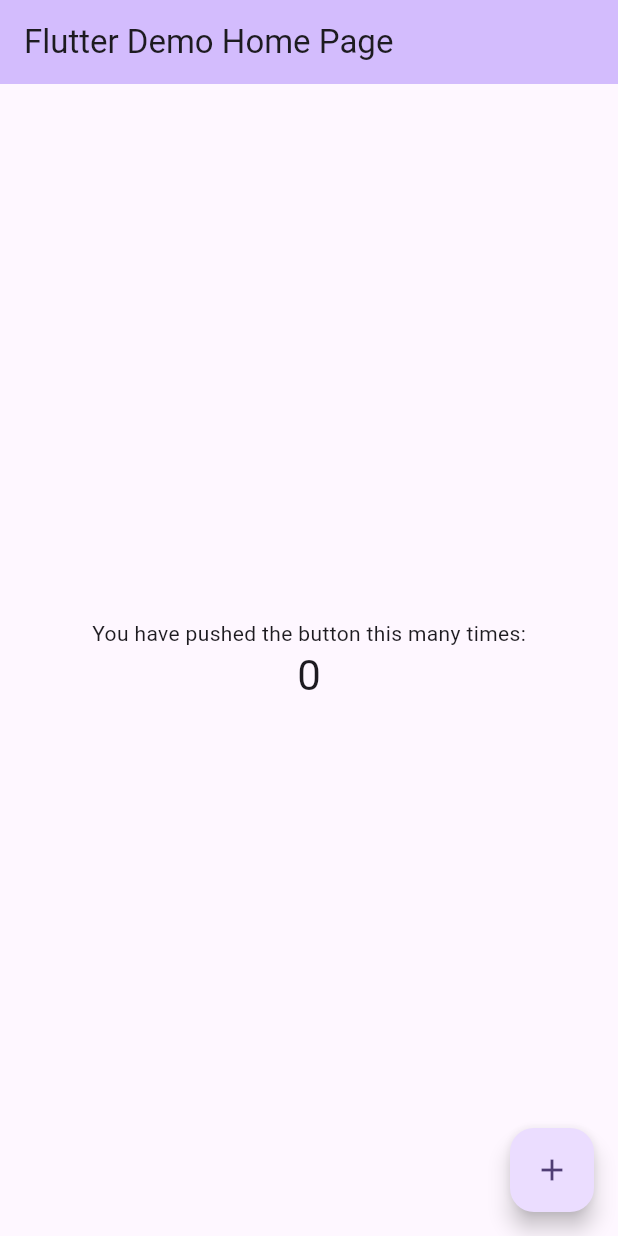
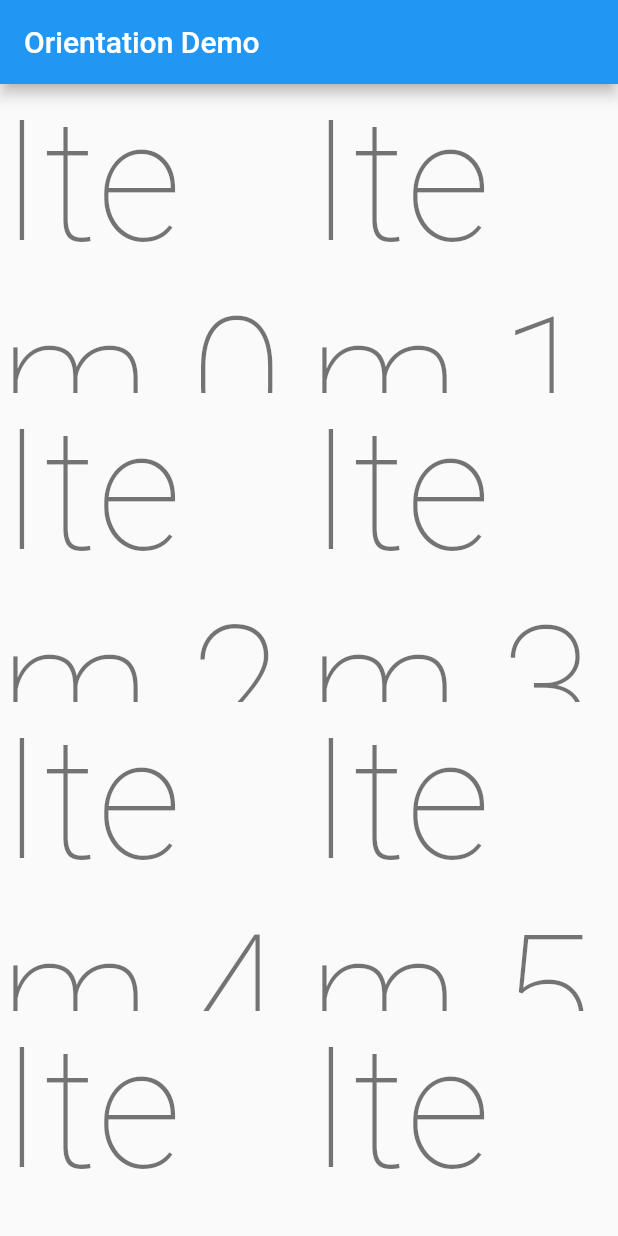
Before and after one commit to asutaka/FlutterCom, a Flutter app: the screen it shows after launch, on a phone screen of 412 x 824 dp. Run offline on Flutter 3.47's test engine with Material 2 defaults, Android fonts, the phone set to English and light mode, and no system bars.

Commit message:
second commit

```diff
--- a/lib/main.dart
+++ b/lib/main.dart
@@ -7,119 +7,46 @@ void main() {
 class MyApp extends StatelessWidget {
   const MyApp({super.key});
 
-  // This widget is the root of your application.
   @override
   Widget build(BuildContext context) {
-    return MaterialApp(
-      title: 'Flutter Demo',
-      theme: ThemeData(
-        // This is the theme of your application.
-        //
-        // TRY THIS: Try running your application with "flutter run". You'll see
-        // the application has a blue toolbar. Then, without quitting the app,
-        // try changing the seedColor in the colorScheme below to Colors.green
-        // and then invoke "hot reload" (save your changes or press the "hot
-        // reload" button in a Flutter-supported IDE, or press "r" if you used
-        // the command line to start the app).
-        //
-        // Notice that the counter didn't reset back to zero; the application
-        // state is not lost during the reload. To reset the state, use hot
-        // restart instead.
-        //
-        // This works for code too, not just values: Most code changes can be
-        // tested with just a hot reload.
-        colorScheme: ColorScheme.fromSeed(seedColor: Colors.deepPurple),
-        useMaterial3: true,
+    const appTitle = 'Orientation Demo';
+
+    return const MaterialApp(
+      title: appTitle,
+      home: OrientationList(
+        title: appTitle,
       ),
-      home: const MyHomePage(title: 'Flutter Demo Home Page'),
     );
   }
 }
 
-class MyHomePage extends StatefulWidget {
-  const MyHomePage({super.key, required this.title});
-
-  // This widget is the home page of your application. It is stateful, meaning
-  // that it has a State object (defined below) that contains fields that affect
-  // how it looks.
-
-  // This class is the configuration for the state. It holds the values (in this
-  // case the title) provided by the parent (in this case the App widget) and
-  // used by the build method of the State. Fields in a Widget subclass are
-  // always marked "final".
-
+class OrientationList extends StatelessWidget {
   final String title;
 
-  @override
-  State<MyHomePage> createState() => _MyHomePageState();
-}
-
-class _MyHomePageState extends State<MyHomePage> {
-  int _counter = 0;
-
-  void _incrementCounter() {
-    setState(() {
-      // This call to setState tells the Flutter framework that something has
-      // changed in this State, which causes it to rerun the build method below
-      // so that the display can reflect the updated values. If we changed
-      // _counter without calling setState(), then the build method would not be
-      // called again, and so nothing would appear to happen.
-      _counter++;
-    });
-  }
+  const OrientationList({super.key, required this.title});
 
   @override
   Widget build(BuildContext context) {
-    // This method is rerun every time setState is called, for instance as done
-    // by the _incrementCounter method above.
-    //
-    // The Flutter framework has been optimized to make rerunning build methods
-    // fast, so that you can just rebuild anything that needs updating rather
-    // than having to individually change instances of widgets.
     return Scaffold(
-      appBar: AppBar(
-        // TRY THIS: Try changing the color here to a specific color (to
-        // Colors.amber, perhaps?) and trigger a hot reload to see the AppBar
-        // change color while the other colors stay the same.
-        backgroundColor: Theme.of(context).colorScheme.inversePrimary,
-        // Here we take the value from the MyHomePage object that was created by
-        // the App.build method, and use it to set our appbar title.
-        title: Text(widget.title),
+      appBar: AppBar(title: Text(title)),
+      body: OrientationBuilder(
+        builder: (context, orientation) {
+          return GridView.count(
+            // Create a grid with 2 columns in portrait mode, or 3 columns in
+            // landscape mode.
+            crossAxisCount: orientation == Orientation.portrait ? 2 : 3,
+            // Generate 100 widgets that display their index in the List.
+            children: List.generate(100, (index) {
+              return Center(
+                child: Text(
+                  'Item $index',
+                  style: Theme.of(context).textTheme.displayLarge,
+                ),
+              );
+            }),
+          );
+        },
       ),
-      body: Center(
-        // Center is a layout widget. It takes a single child and positions it
-        // in the middle of the parent.
-        child: Column(
-          // Column is also a layout widget. It takes a list of children and
-          // arranges them vertically. By default, it sizes itself to fit its
-          // children horizontally, and tries to be as tall as its parent.
-          //
-          // Column has various properties to control how it sizes itself and
-          // how it positions its children. Here we use mainAxisAlignment to
-          // center the children vertically; the main axis here is the vertical
-          // axis because Columns are vertical (the cross axis would be
-          // horizontal).
-          //
-          // TRY THIS: Invoke "debug painting" (choose the "Toggle Debug Paint"
-          // action in the IDE, or press "p" in the console), to see the
-          // wireframe for each widget.
-          mainAxisAlignment: MainAxisAlignment.center,
-          children: <Widget>[
-            const Text(
-              'You have pushed the button this many times:',
-            ),
-            Text(
-              '$_counter',
-              style: Theme.of(context).textTheme.headlineMedium,
-            ),
-          ],
-        ),
-      ),
-      floatingActionButton: FloatingActionButton(
-        onPressed: _incrementCounter,
-        tooltip: 'Increment',
-        child: const Icon(Icons.add),
-      ), // This trailing comma makes auto-formatting nicer for build methods.
     );
   }
 }
```
Also changed, not shown: 1 other file.
